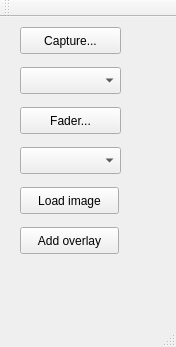
This is mainwindow.ui in danielkucera/Mixer-gui as Qt 5 draws it before an edit. The edited form follows.
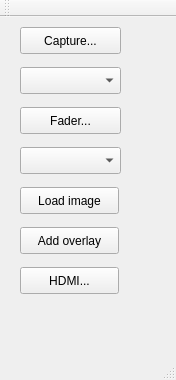
This is the edited form.

Commit message: hdmi funkcne na IP

```diff
--- a/mainwindow.ui
+++ b/mainwindow.ui
@@ -7,7 +7,7 @@
     <x>0</x>
     <y>0</y>
     <width>176</width>
-    <height>347</height>
+    <height>380</height>
    </rect>
   </property>
   <property name="windowTitle">
@@ -86,6 +86,19 @@
      <string>Add overlay</string>
     </property>
    </widget>
+   <widget class="QPushButton" name="hdmiButton">
+    <property name="geometry">
+     <rect>
+      <x>20</x>
+      <y>250</y>
+      <width>99</width>
+      <height>27</height>
+     </rect>
+    </property>
+    <property name="text">
+     <string>HDMI...</string>
+    </property>
+   </widget>
   </widget>
   <widget class="QMenuBar" name="menuBar">
    <property name="geometry">
```
The commit also changes 10 other files.
